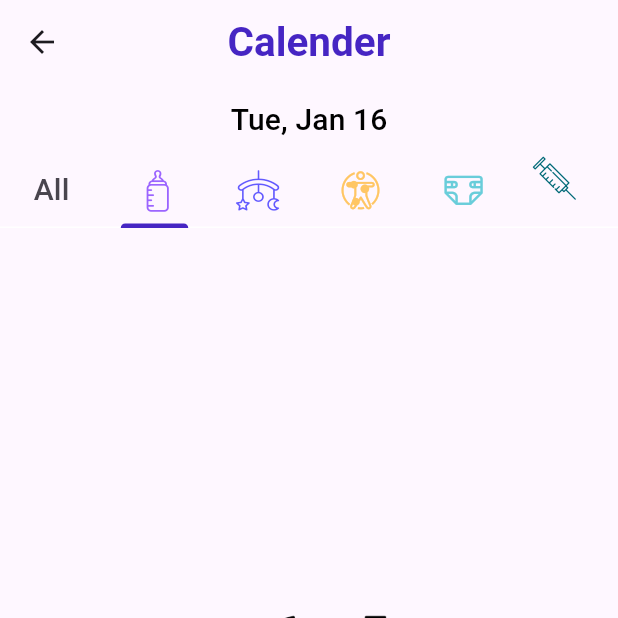
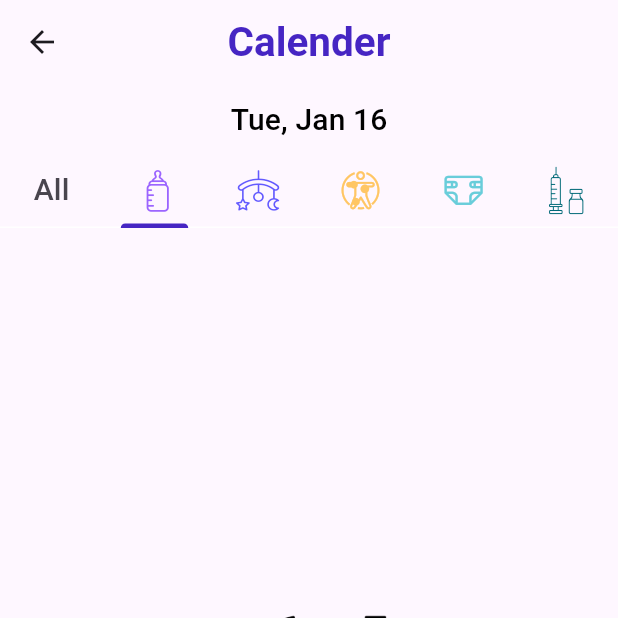
Before and after one commit to andactasdemir24/my_baby_tracker, a Flutter app: the CalenderPage screen opened directly, tab 2 chosen, on a phone screen of 412 x 824 dp, the top half of it. Run offline on Flutter 3.47's test engine with Material 3 defaults, Android fonts, the phone set to English and light mode, and no system bars; our stand-ins replace carousel_slider, flutter_mobx, flutter_screenutil, flutter_speed_dial, get_it, google_nav_bar and 6 more; accounts and stored records are empty; generated files the repository leaves out were written again; Roboto replaces fonts that are missing (Poppins).

Commit message:
fixed vaccine icon

```diff
--- a/lib/app/features/screens/calender/view/calender_page.dart
+++ b/lib/app/features/screens/calender/view/calender_page.dart
@@ -62,7 +62,7 @@ class _CalenderPageState extends State<CalenderPage> with TickerProviderStateMix
                 Tab(icon: Icon(Baby.sleep, size: 45, color: sleepTab)),
                 Tab(icon: Icon(Baby.symptoms, size: 45, color: symptompsTab)),
                 Tab(icon: Icon(Baby.nappy, size: 45, color: nappyTab)),
-                Tab(icon: Icon(Baby.vaccine, size: 45, color: vaccineTab)),
+                Tab(icon: Icon(Baby.vaccine3, size: 33, color: vaccineTab)),
               ],
             ),
             Expanded(
--- a/lib/app/features/screens/calender/widgets/custom_all_listview.dart
+++ b/lib/app/features/screens/calender/widgets/custom_all_listview.dart
@@ -387,7 +387,7 @@ class CustomAllListview extends StatelessWidget {
                               ),
                               alignment: Alignment.center,
                               child: ListTile(
-                                leading: const Icon(Baby.vaccine, size: 50, color: vaccineTab),
+                                leading: const Icon(Baby.vaccine3, size: 40, color: vaccineTab),
                                 title: Column(
                                   mainAxisSize: MainAxisSize.min,
                                   crossAxisAlignment: CrossAxisAlignment.start,
--- a/lib/app/features/screens/calender/widgets/custom_vaccine_listview.dart
+++ b/lib/app/features/screens/calender/widgets/custom_vaccine_listview.dart
@@ -85,7 +85,7 @@ class CustomVaccineListView extends StatelessWidget {
 
   ListTile notpress(Vaccine vaccine) {
     return ListTile(
-      leading: const Icon(Baby.feed, size: 50, color: feedingTab),
+      leading: const Icon(Baby.vaccine3, size: 40, color: vaccineTab),
       trailing: const Icon(Icons.arrow_circle_down_outlined),
       title: Column(
         mainAxisSize: MainAxisSize.min,
@@ -102,7 +102,7 @@ class CustomVaccineListView extends StatelessWidget {
   SingleChildScrollView whenipress(Vaccine vaccine) {
     return SingleChildScrollView(
       child: ListTile(
-        leading: const Icon(Baby.feed, size: 50, color: feedingTab),
+        leading: const Icon(Baby.vaccine3, size: 40, color: vaccineTab),
         trailing: const Icon(Icons.arrow_circle_up_outlined),
         title: Column(
           mainAxisSize: MainAxisSize.min,
--- a/lib/app/features/theme/baby_icons.dart
+++ b/lib/app/features/theme/baby_icons.dart
@@ -45,5 +45,5 @@ class Baby {
   static const IconData weight = IconData(0xf496, fontFamily: _kFontFam, fontPackage: _kFontPkg);
   static const IconData baby = IconData(0xf77c, fontFamily: _kFontFam, fontPackage: _kFontPkg);
   static const IconData nappy = IconData(0xe80f, fontFamily: _kFontFam, fontPackage: _kFontPkg);
-  static const IconData vaccine = IconData(0xe822, fontFamily: _kFontFam, fontPackage: _kFontPkg);
+  static const IconData vaccine3 = IconData(0xe824, fontFamily: _kFontFam, fontPackage: _kFontPkg);
 }
```
Also changed, not shown: assets/icons/Baby.ttf.
